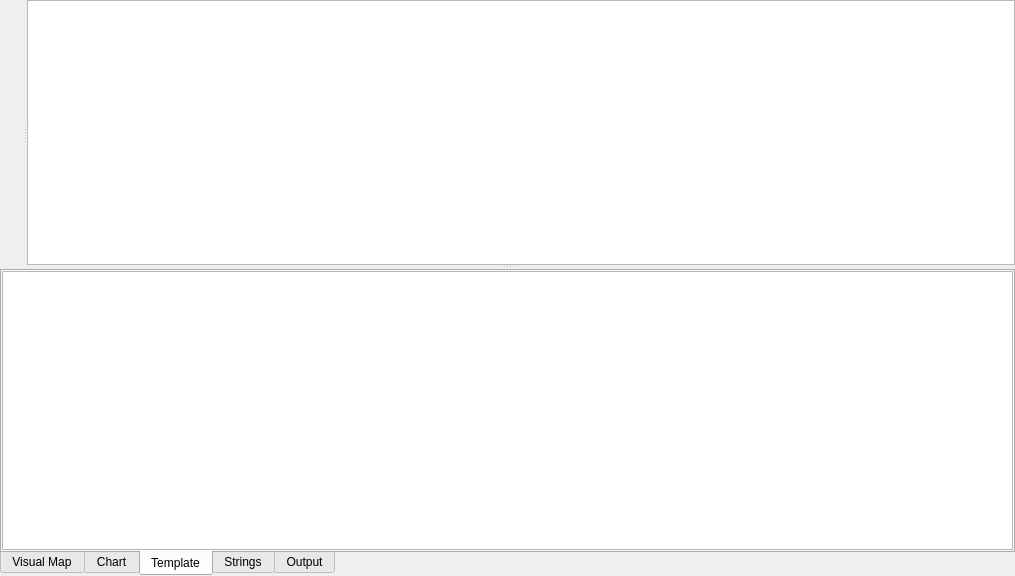
First picture: the form in PREF/widgets/views/binaryview.ui, repository PREF/PREF, before the edit.
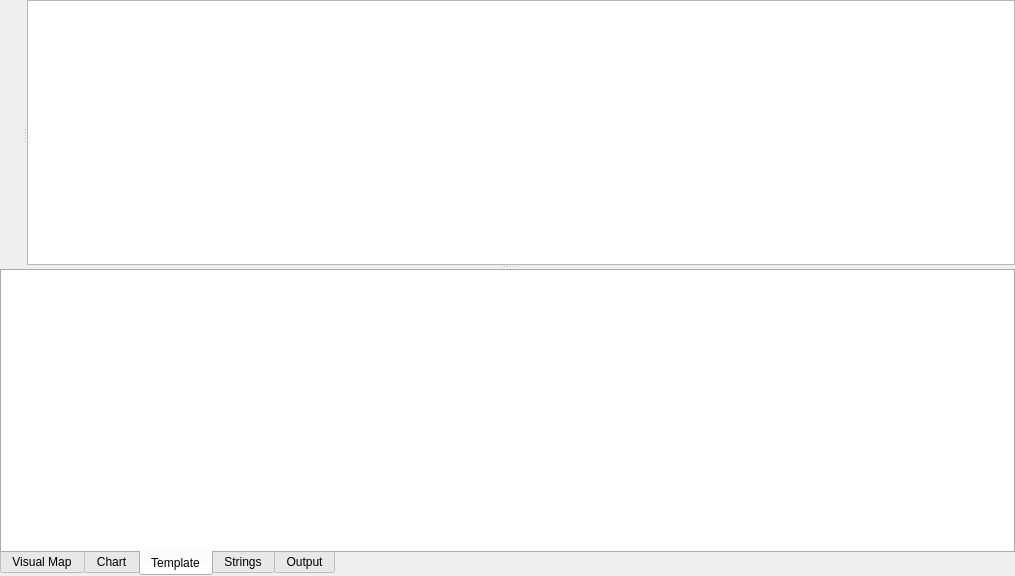
Second picture: the form after the edit. The open tabs and pages were chosen to show the change. Custom widgets are drawn as their Qt base class.

Commit message: Adjusted shortcut key

Diff of the .ui file:
```diff
--- a/PREF/widgets/views/binaryview.ui
+++ b/PREF/widgets/views/binaryview.ui
@@ -105,6 +105,9 @@
         </property>
         <item>
          <widget class="QTreeView" name="tvTemplate">
+          <property name="frameShape">
+           <enum>QFrame::NoFrame</enum>
+          </property>
           <property name="editTriggers">
            <set>QAbstractItemView::NoEditTriggers</set>
           </property>
```
Left out of the diff: 6 changed lines with no effect on the pictures. The commit also changes 1 other file.
